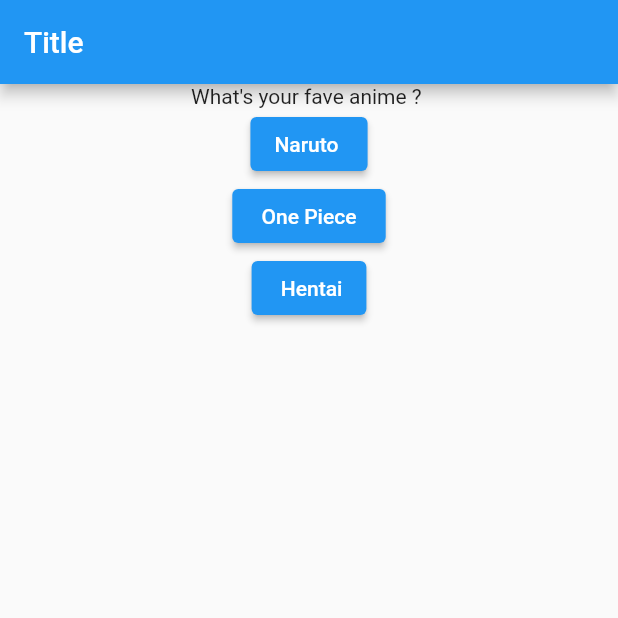
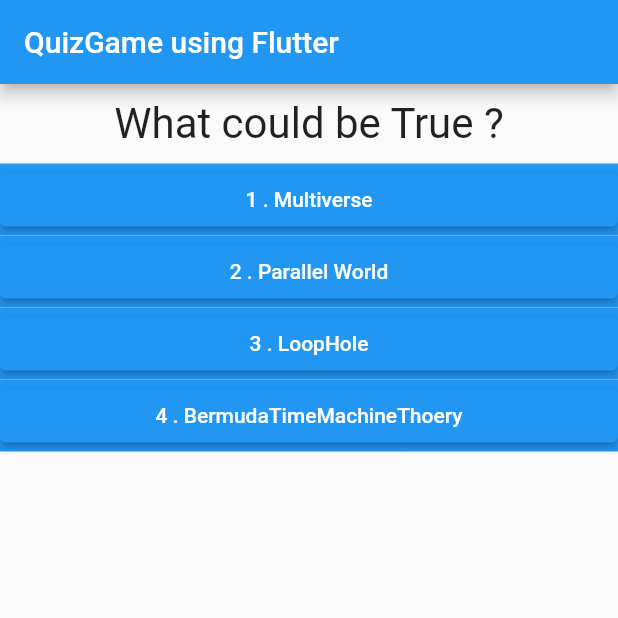
Before and after one commit to NileshTelang/FlutterLearning, a Flutter app: the screen it shows after launch, on a phone screen of 412 x 824 dp, the top half of it. Run offline on Flutter 3.47's test engine with Material 2 defaults, Android fonts, the phone set to English and light mode, and no system bars; missing offline and left inert: dart:html.

Commit message:
finalised QuizGame

```diff
--- /dev/null
+++ b/lib/answers.dart
@@ -0,0 +1,22 @@
+import 'package:flutter/cupertino.dart';
+import 'package:flutter/material.dart';
+
+class Answers extends StatelessWidget {
+  final selectHandler;
+  final answerText;
+  Answers(this.selectHandler, this.answerText);
+
+  @override
+  Widget build(BuildContext context) {
+    return Container(
+      width: double.infinity,
+      child: Container(
+        color: Colors.blue,
+        child: ElevatedButton(
+          child: Text(answerText),
+          onPressed: selectHandler,
+        ),
+      ),
+    );
+  }
+}
--- a/lib/main.dart
+++ b/lib/main.dart
@@ -1,4 +1,10 @@
 import 'package:flutter/material.dart';
+import 'package:flutter_first/quiz.dart';
+import 'package:flutter_first/result.dart';
+import 'dart:html';
+import './questions.dart';
+import './answers.dart';
+import './result.dart';
 
 void main() {
   runApp(MyApp());
@@ -13,53 +19,90 @@ class MyApp extends StatefulWidget {
 }
 
 class _MyAppState extends State<MyApp> {
-  var _qindex = 0, _aindex = 0;
-  void _corc() {
+  final _questions = const [
+    {
+      'questionText': 'What could be True ? ',
+      'answers': [
+        {'text': '1 . Multiverse', 'score': 05},
+        {'text': '2 . Parallel World', 'score': 05},
+        {'text': '3 . LoopHole', 'score': 00},
+        {'text': '4 . BermudaTimeMachineThoery', 'score': 10},
+      ]
+    },
+    {
+      'questionText': 'What\'s your fave anime ? ',
+      'answers': [
+        {'text': '1 . Naruto', 'score': 05},
+        {'text': '2 . One Piece ', 'score': 00},
+        {'text': '3 . Hentai', 'score': 10},
+        {'text': '4 . RomCom', 'score': 10},
+      ]
+    },
+    {
+      'questionText': 'Who\'s Stronger In universe ? ',
+      'answers': [
+        {'text': '1 . Naruto', 'score': 00},
+        {'text': '2 . Saitama ', 'score': 00},
+        {'text': '3 . Goku', 'score': 10},
+        {'text': '4 . Luffy', 'score': 00},
+      ]
+    },
+    {
+      'questionText': 'Ghosts Do Exist But For How Long ? ',
+      'answers': [
+        {'text': '1 . Until Their Last wish come true', 'score': 00},
+        {'text': '2 . Until Their body Destroys ', 'score': 00},
+        {'text': '3 . until god appears', 'score': 00},
+        {
+          'text': '4 . until you realise u r crazy to believe in this shit ',
+          'score': 10
+        },
+      ]
+    },
+    {
+      'questionText': 'Do you wanna die ?',
+      'answers': [
+        {'text': '1 . Yes', 'score': 10},
+        {'text': '2 . DropDead Already ', 'score': 10}
+      ],
+    }
+  ];
+  var _qindex = 0;
+  var _score = 0;
+
+  void _resetQuiz() {
+    setState(() {
+      _qindex = 0;
+      _score = 0;
+    });
+  }
+
+  void _corc(int score) {
+    _score = _score + score;
     setState(() {
       _qindex = _qindex + 1;
-      _aindex = 3;
     });
-    print(_qindex + _aindex);
+    if (_qindex < _questions.length) {
+      print('next Q -> ');
+    } else {
+      print('You Done !');
+    }
   }
 
   @override
   Widget build(BuildContext context) {
-    var questions = ['What\'s your fave anime ? ', 'Do you wanna die ?'];
-    var answers = [
-      'Naruto ',
-      ' One Piece ',
-      ' Hentai',
-      'yes ',
-      ' definitely yes ',
-      'Fuck'
-    ];
     // TODO: implement build
     return MaterialApp(
+      debugShowCheckedModeBanner: false,
       home: Scaffold(
         appBar: AppBar(
-          title: Text("Title"),
+          title: Text("QuizGame using Flutter"),
         ),
         body: Center(
           child: Container(
-            child: Column(
-              children: [
-                Text(questions[_qindex]),
-                ElevatedButton(
-                  onPressed: _corc,
-                  child: Text(answers[_aindex]),
-                ),
-                ElevatedButton(
-                  onPressed: () => print('F U 2'),
-                  child: Text(answers[_aindex + 1]),
-                ),
-                ElevatedButton(
-                  onPressed: () {
-                    print('F U 3');
-                  },
-                  child: Text(answers[_aindex + 2]),
-                ),
-              ],
-            ),
+            child: _qindex < _questions.length
+                ? quiz(_corc, _qindex, _questions)
+                : result(_score, _resetQuiz),
           ),
         ),
       ),
--- /dev/null
+++ b/lib/questions.dart
@@ -0,0 +1,20 @@
+import 'package:flutter/material.dart';
+
+class Question extends StatelessWidget {
+  final String questionText;
+
+  Question(this.questionText);
+
+  @override
+  Widget build(BuildContext context) {
+    return Container(
+      width: double.infinity,
+      margin: EdgeInsets.all(10),
+      child: Text(
+        questionText,
+        style: TextStyle(fontSize: 28),
+        textAlign: TextAlign.center,
+      ),
+    );
+  }
+}
--- /dev/null
+++ b/lib/quiz.dart
@@ -0,0 +1,26 @@
+import 'package:flutter/material.dart';
+import './answers.dart';
+import './questions.dart';
+
+class quiz extends StatelessWidget {
+  final List<Map<String, Object>> questions;
+  final int qindex;
+  final Function corc;
+
+  quiz(this.corc, this.qindex, this.questions);
+
+  @override
+  Widget build(BuildContext context) {
+    return Column(
+      children: [
+        Question(
+          (questions[qindex]['questionText'] as String),
+        ),
+        ...(questions[qindex]['answers'] as List<Map<String, Object>>)
+            .map((answer) {
+          return Answers(() => corc(answer['score']), answer['text']);
+        }).toList()
+      ],
+    );
+  }
+}
```
Also changed, not shown: lib/result.dart (added, +53 -0 lines).
